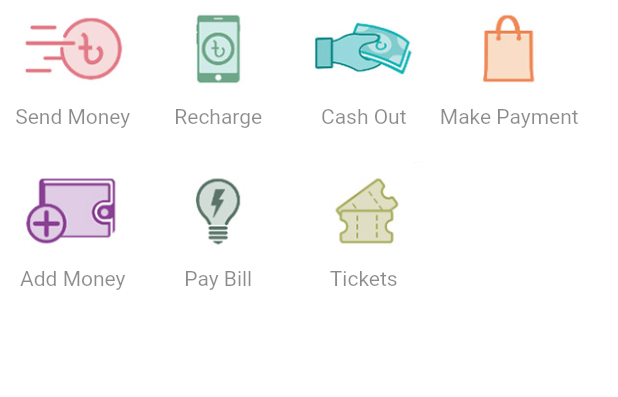
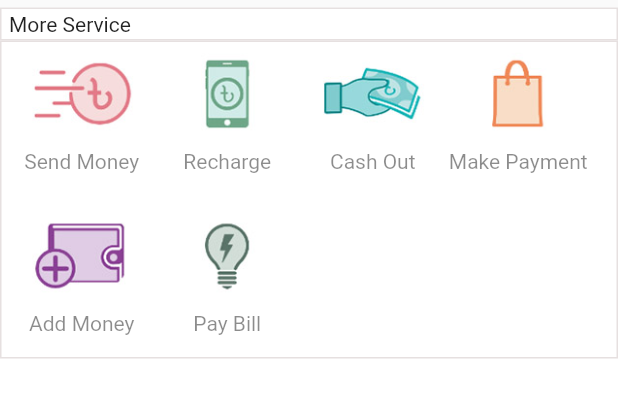
Before and after one commit to Animesh9696/prac_bkash_app, a Flutter app: the MoreServices widget shown alone on an empty page, opened directly, on a phone screen of 412 x 824 dp. Shown: the top 397 px of the screen. Run offline on Flutter 3.47's test engine with Material 2 defaults, Android fonts, the phone set to English and light mode, and no system bars; missing offline and left inert: dart:ffi.

Commit message:
design finishing

```diff
--- a/lib/screens/HomeScreen/components/AppBarWidget.dart
+++ b/lib/screens/HomeScreen/components/AppBarWidget.dart
@@ -1,4 +1,5 @@
 import 'package:flutter/material.dart';
+import 'package:prac_bkash_app/utilities/spacingWidget.dart';
 
 import '../../QrcodeScreen/app.dart';
 
@@ -41,7 +42,7 @@ class _AppBarWidgetState extends State<AppBarWidget> {
                   },
                 ),
               ),
-              const SizedBox(width: 14.0),
+              addVerticalSpace(14),
               Column(
                 crossAxisAlignment: CrossAxisAlignment.start,
                 children: [
@@ -52,7 +53,7 @@ class _AppBarWidgetState extends State<AppBarWidget> {
                           fontSize: 18.0,
                           fontWeight: FontWeight.w400,
                           letterSpacing: 1.0)),
-                  const SizedBox(height: 6.0),
+                  addVerticalSpace(6),
                   InkWell(
                     onTap: changeState,
                     child: Container(
@@ -116,9 +117,8 @@ class _AppBarWidgetState extends State<AppBarWidget> {
               // Scaffold.of(context).openEndDrawer();
             },
             child: Padding(
-              padding: const EdgeInsets.only(top: 10,right: 7),
-              child: SizedBox(
-                  child: Image.asset('assets/images/fly.png')),
+              padding: const EdgeInsets.only(top: 10, right: 7),
+              child: SizedBox(child: Image.asset('assets/images/fly.png')),
             ),
           );
         }),
@@ -129,8 +129,7 @@ class _AppBarWidgetState extends State<AppBarWidget> {
             },
             child: Padding(
               padding: const EdgeInsets.only(top: 10, right: 10.0),
-              child: SizedBox(
-                  child: Image.asset('assets/images/fly.png')),
+              child: SizedBox(child: Image.asset('assets/images/fly.png')),
             ),
           );
         }),
@@ -145,7 +144,7 @@ class _AppBarWidgetState extends State<AppBarWidget> {
     setState(() {});
 
     await Future.delayed(
-        const Duration(milliseconds: 800),
+        const Duration(seconds: 1),
         () => {
               setState(
                 () => _isBalanceShow = true,
--- a/lib/screens/HomeScreen/components/Body/moreService.dart
+++ b/lib/screens/HomeScreen/components/Body/moreService.dart
@@ -1,4 +1,5 @@
 import 'package:flutter/material.dart';
+import 'package:prac_bkash_app/utilities/spacingWidget.dart';
 
 import '../../../../widgets/menuwidget.dart';
 
@@ -8,35 +9,58 @@ class MoreServices extends StatelessWidget {
   @override
   Widget build(BuildContext context) {
     return Container(
+        margin: EdgeInsets.only(top: 5, bottom: 5),
         color: Colors.white,
         child: Column(
           children: [
+            Container(
+              padding: EdgeInsets.only(top: 2, left: 5,bottom: 2),
+              decoration: BoxDecoration(
+                  border: Border.all(
+                      width: 1, color: Color.fromARGB(255, 230, 224, 224))),
+              child: Row(
+                mainAxisAlignment: MainAxisAlignment.start,
+                children: const [Text("More Service")],
+              ),
+            ),
+            Container(
+              padding: EdgeInsets.only(top: 2, left: 5),
+              decoration: BoxDecoration(
+                  border: Border.all(
+                      width: 1, color: Color.fromARGB(255, 230, 224, 224))),
+              child: Column(
+                children: [
                   Row(
-            children: [
+                    children: const [
                       MenuWidget(
-                  title: 'Send Money', image: 'assets/images/send_money.jpg'),
+                          title: 'Send Money',
+                          image: 'assets/images/send_money.jpg'),
                       MenuWidget(
                           title: 'Recharge',
                           image: 'assets/images/mobile_recharge.jpg'),
                       MenuWidget(
-                  title: 'Cash Out', image: 'assets/images/cash_out.jpg'),
+                          title: 'Cash Out',
+                          image: 'assets/images/cash_out.jpg'),
                       MenuWidget(
                           title: 'Make Payment',
                           image: 'assets/images/make_payment.jpg'),
                     ],
                   ),
-          SizedBox(height: 8.0),
+                  addVerticalSpace(8),
                   Row(
-            children: [
+                    children: const [
                       MenuWidget(
-                  title: 'Add Money', image: 'assets/images/add_money.jpg'),
+                          title: 'Add Money',
+                          image: 'assets/images/add_money.jpg'),
                       MenuWidget(
-                  title: 'Pay Bill', image: 'assets/images/pay_bill.jpg'),
-              MenuWidget(title: 'Tickets', image: 'assets/images/tickets.jpg'),
+                          title: 'Pay Bill',
+                          image: 'assets/images/pay_bill.jpg'),
                     ],
                   ),
                 ],
               ),
-    );
+            )
+          ],
+        ));
   }
 }
--- a/lib/widgets/tablewidget.dart
+++ b/lib/widgets/tablewidget.dart
@@ -18,7 +18,9 @@ class Tablewidget extends StatelessWidget {
 
   @override
   Widget build(BuildContext context) {
-    return Column(
+    return Container(
+      padding: EdgeInsets.only(top: 5,bottom: 5),
+      child: Column(
         children: [
           Container(
             padding: addPadding(5),
@@ -108,6 +110,7 @@ class Tablewidget extends StatelessWidget {
                 )),
           )
         ],
+      ),
     );
   }
 }
```
Also changed, not shown: lib/screens/HomeScreen/components/Body/bannerWidget.dart (+5 -7 lines), lib/widgets/modalbottomsheet.dart (added). Lines whose indentation alone changed are shown as unchanged.
